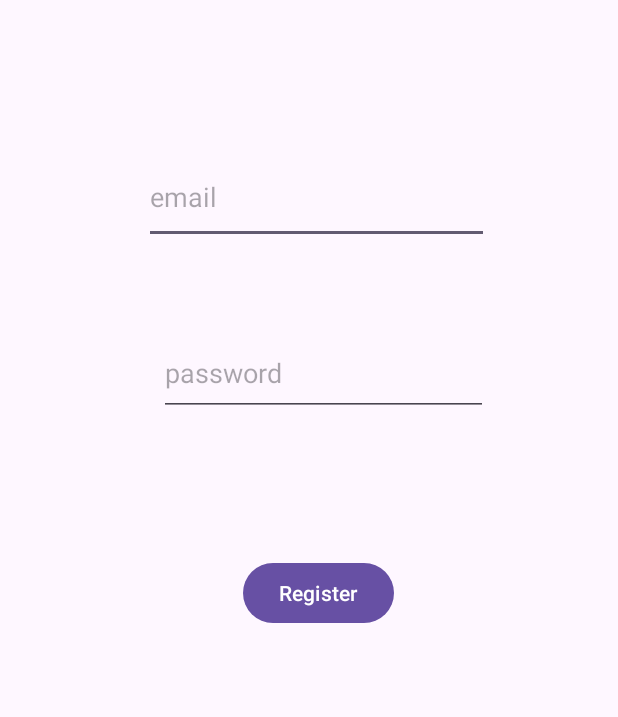
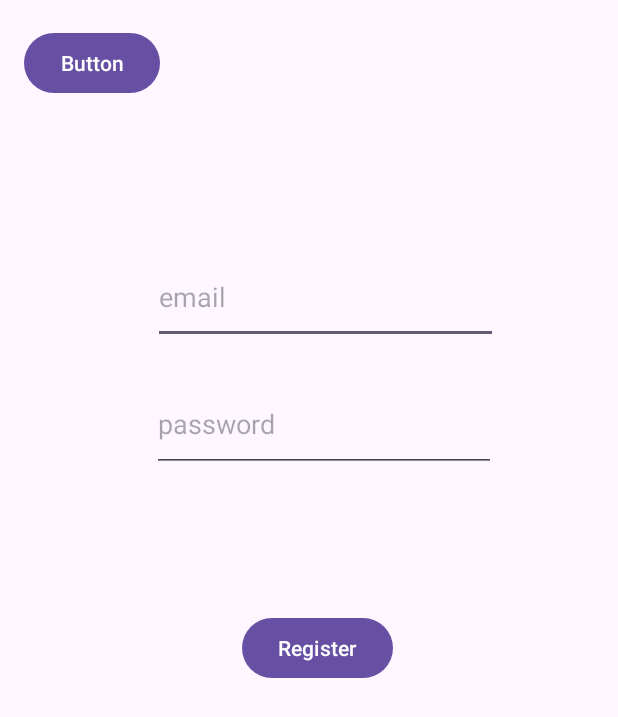
Before and after one commit to Mackintac/COMP3025-Assignment2-v2, an Android app: the Register screen opened directly, with no data from a screen before it, on a phone screen of 412 x 824 dp. Shown: the top 717 px of the screen. Run offline under Robolectric (Android 15) with nearby library versions, the phone set to English and light mode, and no system bars; our stand-ins replace Firebase (no records; nobody signed in at launch, a user with empty details on screens opened directly).

Commit message:
add back button for register page that returns to login page

```diff
--- a/app/src/main/java/ca/georgiancollege/assignment2v2/Login.kt
+++ b/app/src/main/java/ca/georgiancollege/assignment2v2/Login.kt
@@ -36,7 +36,9 @@ class Login : AppCompatActivity() {
         }
 
         binding.loginButton.setOnClickListener{
-            signIn("test@test.com", "asdfasdf123")
+            val email = binding.emailLoginEditText.text.toString()
+            val password = binding.passwordLoginEditText.text.toString()
+            signIn(email, password)
         }
     }
 
--- a/app/src/main/java/ca/georgiancollege/assignment2v2/Register.kt
+++ b/app/src/main/java/ca/georgiancollege/assignment2v2/Register.kt
@@ -36,6 +36,12 @@ class Register : AppCompatActivity() {
             registerUser(email, password )
         }
 
+        binding.registerBackBtn.setOnClickListener {
+            val intentObj = Intent(applicationContext, Login::class.java)
+            startActivity(intentObj)
+        }
+
+
 
     }
 
--- a/app/src/main/res/layout/activity_register.xml
+++ b/app/src/main/res/layout/activity_register.xml
@@ -12,32 +12,34 @@
         android:layout_width="230dp"
         android:layout_height="62dp"
         android:layout_marginStart="105dp"
-        android:layout_marginTop="98dp"
         android:layout_marginEnd="96dp"
         android:layout_marginBottom="27dp"
         android:ems="10"
+        android:hint="email"
         android:inputType="textEmailAddress"
-        android:hint="email"
-        app:layout_constraintBottom_toTopOf="@+id/passwordRegisterEditText"
+        app:layout_constraintBottom_toBottomOf="parent"
         app:layout_constraintEnd_toEndOf="parent"
+        app:layout_constraintHorizontal_bias="0.2"
         app:layout_constraintStart_toStartOf="parent"
-        app:layout_constraintTop_toTopOf="parent" />
+        app:layout_constraintTop_toTopOf="parent"
+        app:layout_constraintVertical_bias="0.228" />
 
     <EditText
         android:id="@+id/passwordRegisterEditText"
-        android:layout_width="219dp"
-        android:layout_height="57dp"
+        android:layout_width="229dp"
+        android:layout_height="63dp"
         android:layout_marginStart="110dp"
-        android:layout_marginTop="27dp"
         android:layout_marginEnd="91dp"
         android:layout_marginBottom="52dp"
         android:ems="10"
+        android:hint="password"
         android:inputType="textPassword"
-        android:hint="password"
-        app:layout_constraintBottom_toTopOf="@+id/registerButton"
+        app:layout_constraintBottom_toBottomOf="parent"
         app:layout_constraintEnd_toEndOf="parent"
+        app:layout_constraintHorizontal_bias="0.473"
         app:layout_constraintStart_toStartOf="parent"
-        app:layout_constraintTop_toBottomOf="@+id/emailRegisterEditText" />
+        app:layout_constraintTop_toTopOf="parent"
+        app:layout_constraintVertical_bias="0.355" />
 
     <Button
         android:id="@+id/registerButton"
@@ -46,10 +48,22 @@
         android:layout_marginStart="161dp"
         android:layout_marginTop="39dp"
         android:layout_marginEnd="149dp"
-        android:layout_marginBottom="402dp"
         android:text="Register"
         app:layout_constraintBottom_toBottomOf="parent"
         app:layout_constraintEnd_toEndOf="parent"
+        app:layout_constraintHorizontal_bias="0.0"
         app:layout_constraintStart_toStartOf="parent"
-        app:layout_constraintTop_toBottomOf="@+id/passwordRegisterEditText" />
+        app:layout_constraintTop_toTopOf="parent" />
+
+    <Button
+        android:id="@+id/registerBackBtn"
+        android:layout_width="wrap_content"
+        android:layout_height="wrap_content"
+        android:text="Button"
+        app:layout_constraintBottom_toBottomOf="parent"
+        app:layout_constraintEnd_toEndOf="parent"
+        app:layout_constraintHorizontal_bias="0.049"
+        app:layout_constraintStart_toStartOf="parent"
+        app:layout_constraintTop_toTopOf="parent"
+        app:layout_constraintVertical_bias="0.023" />
 </androidx.constraintlayout.widget.ConstraintLayout>
```
